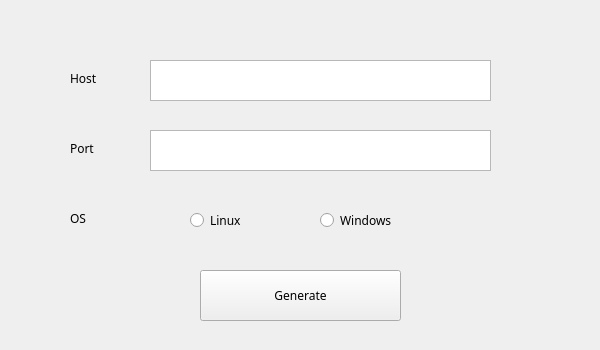
First picture: the form in src/operator/gui/resources/ui/generate_screen.ui, repository ProDefense/Avocado, before the edit.
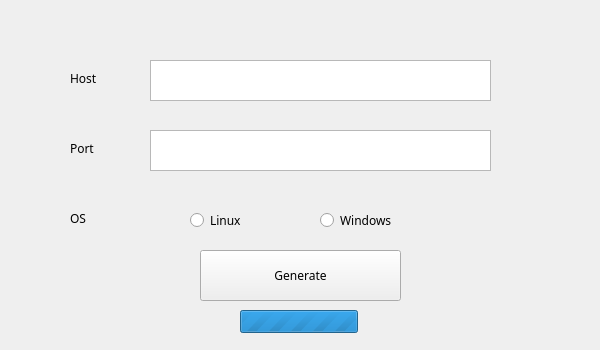
Second picture: the form after the edit.

The edit to the form file:
```diff
--- a/src/operator/gui/resources/ui/generate_screen.ui
+++ b/src/operator/gui/resources/ui/generate_screen.ui
@@ -75,7 +75,7 @@
       <property name="geometry">
        <rect>
         <x>200</x>
-        <y>270</y>
+        <y>250</y>
         <width>201</width>
         <height>51</height>
        </rect>
@@ -149,6 +149,25 @@
        <string>Linux</string>
       </property>
      </widget>
+     <widget class="QProgressBar" name="progressBar">
+      <property name="geometry">
+       <rect>
+        <x>240</x>
+        <y>310</y>
+        <width>118</width>
+        <height>23</height>
+       </rect>
+      </property>
+      <property name="maximum">
+       <number>0</number>
+      </property>
+      <property name="value">
+       <number>-1</number>
+      </property>
+      <property name="textVisible">
+       <bool>false</bool>
+      </property>
+     </widget>
     </widget>
    </item>
   </layout>
```
